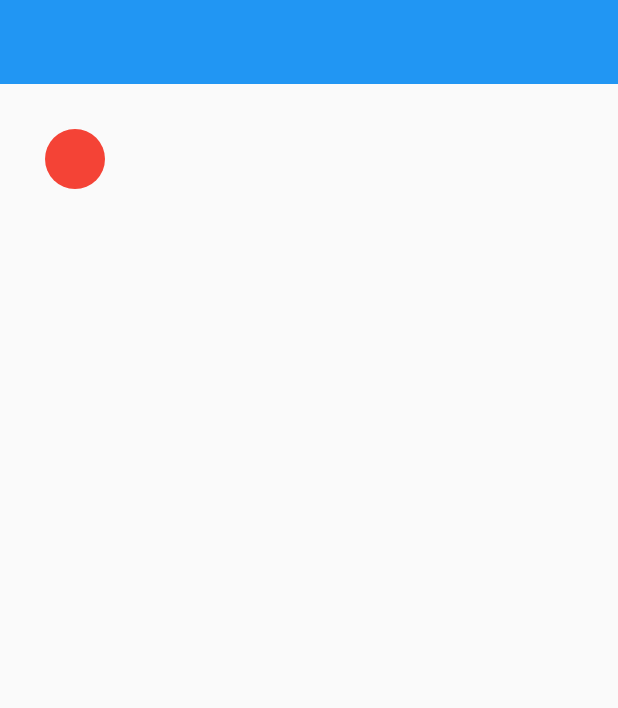
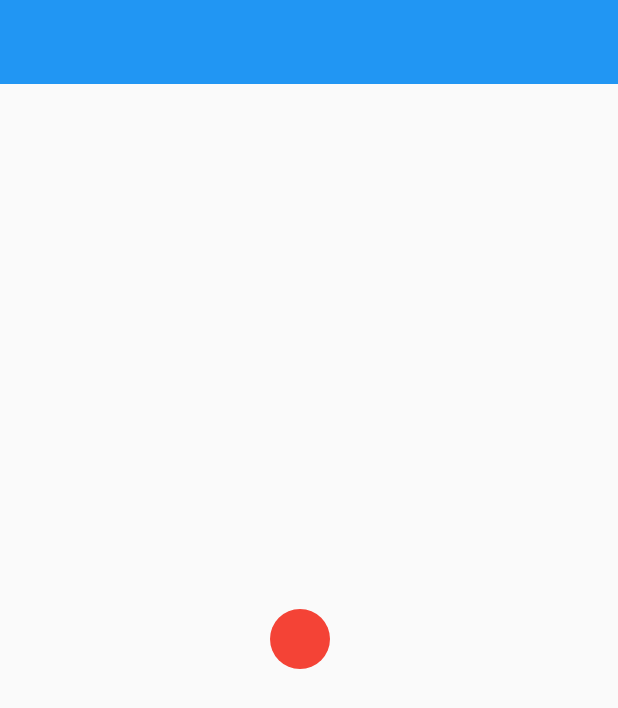
Before and after one commit to teddyjune/tilt_sensor_app, a Flutter app: the screen it shows after launch, on a phone screen of 412 x 824 dp. Shown: the top 708 px of the screen. Run offline on Flutter 3.47's test engine with Material 2 defaults, Android fonts, the phone set to English and light mode, and no system bars; our stand-ins replace sensors_plus.

```diff
--- a/lib/main_screen.dart
+++ b/lib/main_screen.dart
@@ -16,7 +16,7 @@ class _MainScreenState extends State<MainScreen> {
     super.initState();
   }
 
-  double posX = 30, posY = 30;
+  double posX = 180, posY = 350;
 
   @override
   Widget build(BuildContext context) {
@@ -28,10 +28,8 @@ class _MainScreenState extends State<MainScreen> {
         elevation: 0,
         title: Text(widget.title),
       ),
-      body: Stack(
-        children: [
-          StreamBuilder<AccelerometerEvent>(
-              stream: SensorsPlatform.instance.accelerometerEvents,
+      body: StreamBuilder<GyroscopeEvent>(
+          stream: SensorsPlatform.instance.gyroscopeEvents,
           builder: (context, snapshot) {
             // print("");
             if (snapshot.hasData) {
@@ -56,8 +54,6 @@ class _MainScreenState extends State<MainScreen> {
               ),
             );
           }),
-        ],
-      ),
     );
   }
 }
```
Lines whose indentation alone changed are shown as unchanged.
